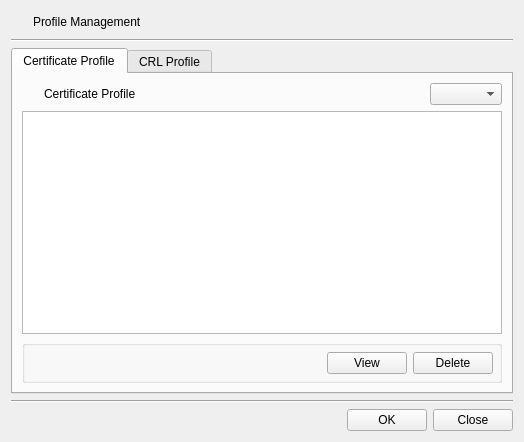
This is CertMan/profile_man_dlg.ui in jykim74/CertMan as Qt 5 draws it before an edit. The edited form follows.
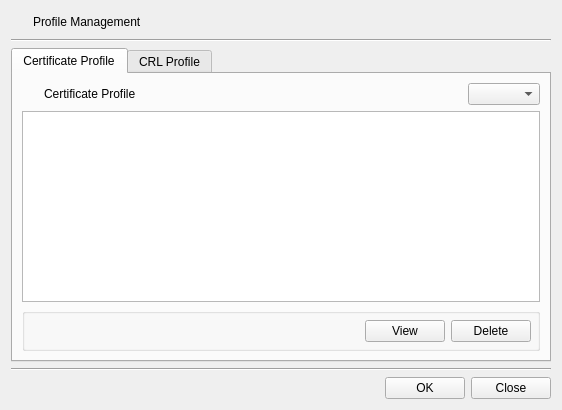
This is the edited form. The open tabs and pages were chosen to show the change. Icons and pictures are not drawn.

```diff
--- a/CertMan/profile_man_dlg.ui
+++ b/CertMan/profile_man_dlg.ui
@@ -6,8 +6,8 @@
    <rect>
     <x>0</x>
     <y>0</y>
-    <width>524</width>
-    <height>442</height>
+    <width>558</width>
+    <height>410</height>
    </rect>
   </property>
   <property name="windowTitle">
@@ -65,7 +65,7 @@
     <widget class="QTabWidget" name="mTabWidget">
      <property name="minimumSize">
       <size>
-       <width>500</width>
+       <width>540</width>
        <height>300</height>
       </size>
      </property>
```
Left out of the diff: 2 changed lines with no effect on the pictures.
